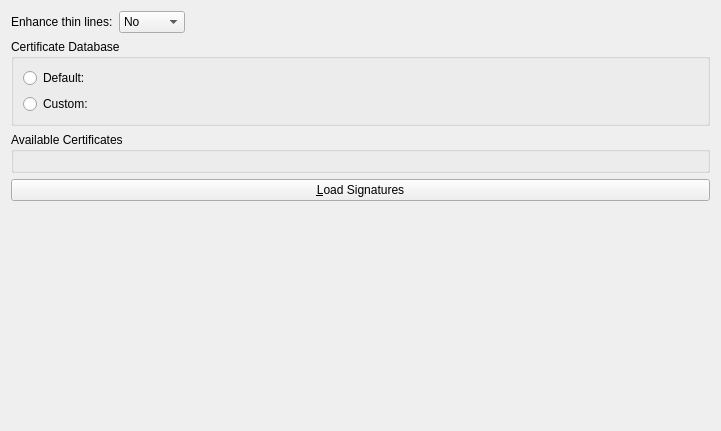
The window that generators/poppler/conf/pdfsettingswidget.ui (KDE/okular) describes before a commit, drawn with Qt 5.
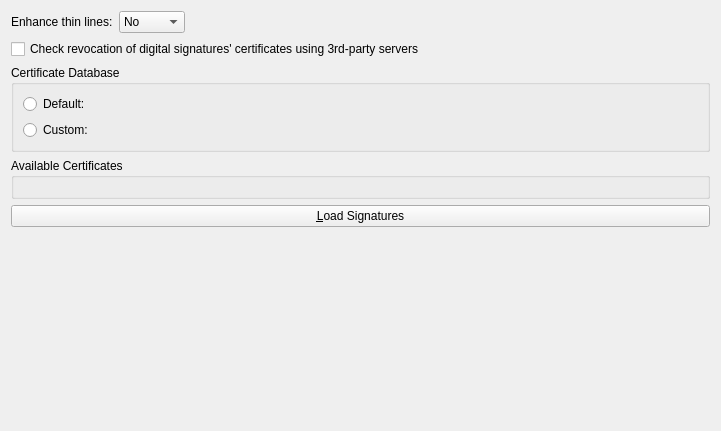
The same window after the commit. Custom widgets are drawn as their Qt base class.

Commit message:
PDF: Support not contacting OCSP servers when validating signatures
This is sub-optimal since will not check if the certificate has been
revoked but is more privacy friendly since doesn't leak to the
certificate authority server that you're trying to validate a given
certificate

Diff of the .ui file:
```diff
--- a/generators/poppler/conf/pdfsettingswidget.ui
+++ b/generators/poppler/conf/pdfsettingswidget.ui
@@ -57,6 +57,16 @@
      </item>
     </layout>
    </item>
+   <item>
+    <widget class="QCheckBox" name="kcfg_CheckOCSPServers">
+     <property name="toolTip">
+      <string>Enabling this option will allow Okular to contact 3rd-party OCSP servers to check if the certificates used for digital signing have been revoked since their creation.</string>
+     </property>
+     <property name="text">
+      <string>Check revocation of digital signatures' certificates using 3rd-party servers</string>
+     </property>
+    </widget>
+   </item>
    <item>
     <widget class="QGroupBox" name="certDBGroupBox">
      <property name="title">
```
The commit also changes 5 other files.
